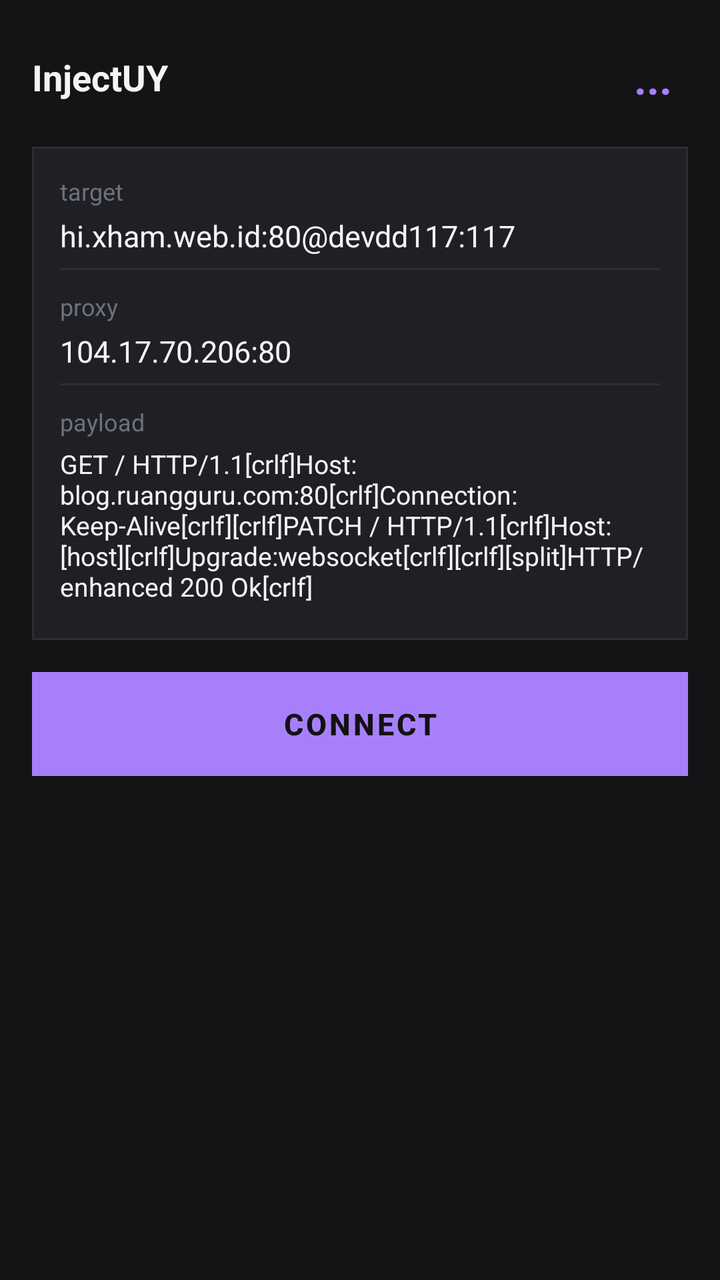
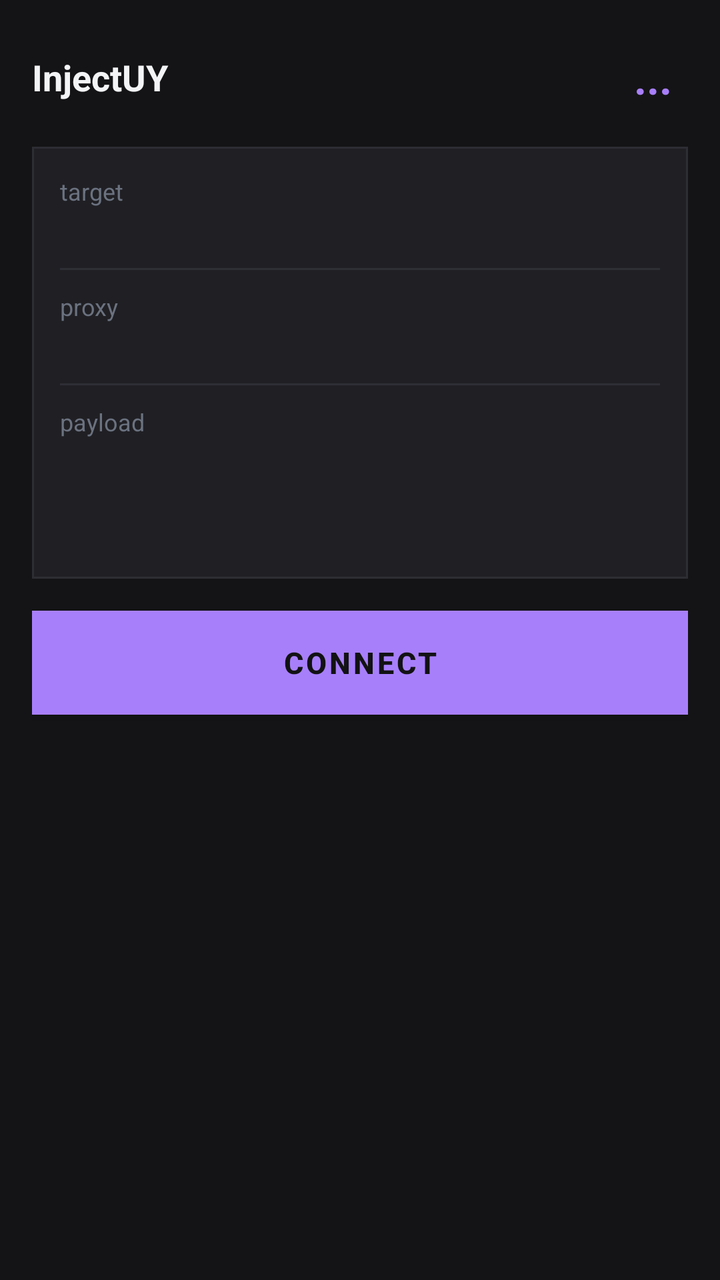

The first picture is an Android layout as it rendered before a commit; the second is the same layout after the commit. The layout source and the unified diff follow.
<!-- AndroidManifest.xml: application theme Theme.InjectUY -->
<!-- res/layout/activity_main.xml -->
<?xml version="1.0" encoding="utf-8"?>
<LinearLayout xmlns:android="http://schemas.android.com/apk/res/android"
    xmlns:app="http://schemas.android.com/apk/res-auto"
    xmlns:tools="http://schemas.android.com/tools"
    android:layout_width="match_parent"
    android:layout_height="match_parent"
    android:orientation="vertical"
    android:background="@color/bg_main"
    android:padding="16dp">

    
    <LinearLayout
        android:layout_width="match_parent"
        android:layout_height="wrap_content"
        android:orientation="horizontal"
        android:gravity="center_vertical"
        android:layout_marginBottom="12dp">

        <TextView
            android:id="@+id/btnAppInfo"
            android:layout_width="0dp"
            android:layout_height="wrap_content"
            android:layout_weight="1"
            android:text="InjectUY"
            android:textSize="18sp"
            android:textStyle="bold"
            android:textColor="@color/text_primary" />

        <TextView
            android:id="@+id/btnMenu"
            android:layout_width="wrap_content"
            android:layout_height="wrap_content"
            android:text="..."
            android:textColor="@color/btn_connect"
            android:textStyle="bold"
            android:textSize="22sp"
            android:padding="8dp"
            android:background="?attr/selectableItemBackground" />
    </LinearLayout>

    
    <LinearLayout
        android:layout_width="match_parent"
        android:layout_height="wrap_content"
        android:background="@drawable/bg_card"
        android:orientation="vertical"
        android:padding="14dp">

        <TextView
            android:id="@+id/tvConfigStatus"
            android:layout_width="match_parent"
            android:layout_height="wrap_content"
            android:textColor="@color/text_hint"
            android:textSize="12sp"
            android:layout_marginBottom="10dp"
            android:visibility="gone" />

        <LinearLayout
            android:id="@+id/targetGroup"
            android:layout_width="match_parent"
            android:layout_height="wrap_content"
            android:orientation="vertical">

            <TextView
                android:layout_width="wrap_content"
                android:layout_height="wrap_content"
                android:text="target"
                android:textColor="@color/text_hint"
                android:textSize="12sp" />

            <EditText
                android:id="@+id/etTarget"
                android:layout_width="match_parent"
                android:layout_height="wrap_content"
                android:background="@null"
                android:paddingTop="4dp"
                android:paddingBottom="6dp"
                android:text="hi.xham.web.id:80@devdd117:117"
                android:textColor="@color/text_primary"
                android:textSize="15sp"
                android:singleLine="true" />

            <View
                android:layout_width="match_parent"
                android:layout_height="1dp"
                android:background="@color/divider"
                android:layout_marginBottom="10dp" />
        </LinearLayout>

        <LinearLayout
            android:id="@+id/proxyGroup"
            android:layout_width="match_parent"
            android:layout_height="wrap_content"
            android:orientation="vertical">

            <TextView
                android:layout_width="wrap_content"
                android:layout_height="wrap_content"
                android:text="proxy"
                android:textColor="@color/text_hint"
                android:textSize="12sp" />

            <EditText
                android:id="@+id/etProxy"
                android:layout_width="match_parent"
                android:layout_height="wrap_content"
                android:background="@null"
                android:paddingTop="4dp"
                android:paddingBottom="6dp"
                android:text="104.17.70.206:80"
                android:textColor="@color/text_primary"
                android:textSize="15sp"
                android:singleLine="true" />

            <View
                android:layout_width="match_parent"
                android:layout_height="1dp"
                android:background="@color/divider"
                android:layout_marginBottom="10dp" />
        </LinearLayout>

        <LinearLayout
            android:id="@+id/payloadGroup"
            android:layout_width="match_parent"
            android:layout_height="wrap_content"
            android:orientation="vertical">

            <TextView
                android:layout_width="wrap_content"
                android:layout_height="wrap_content"
                android:text="payload"
                android:textColor="@color/text_hint"
                android:textSize="12sp" />

            <EditText
                android:id="@+id/etPayload"
                android:layout_width="match_parent"
                android:layout_height="wrap_content"
                android:background="@null"
                android:paddingTop="4dp"
                android:paddingBottom="4dp"
                android:text="GET / HTTP/1.1[crlf]Host: blog.ruangguru.com:80[crlf]Connection: Keep-Alive[crlf][crlf]PATCH / HTTP/1.1[crlf]Host: [host][crlf]Upgrade:websocket[crlf][crlf][split]HTTP/enhanced 200 Ok[crlf]"
                android:textColor="@color/text_primary"
                android:textSize="13sp"
                android:minLines="3"
                android:maxLines="6" />
        </LinearLayout>

    </LinearLayout>

    
    <com.google.android.material.button.MaterialButton
        android:id="@+id/btnConnect"
        android:layout_width="match_parent"
        android:layout_height="52dp"
        android:layout_marginTop="16dp"
        android:text="CONNECT"
        android:textSize="15sp"
        android:textStyle="bold"
        android:insetTop="0dp"
        android:insetBottom="0dp"
        android:backgroundTint="@color/btn_connect"
        android:textColor="@color/btn_text"
        app:cornerRadius="0dp" />

    
    <ScrollView
        android:id="@+id/scrollLogs"
        android:layout_width="match_parent"
        android:layout_height="0dp"
        android:layout_weight="1"
        android:layout_marginTop="16dp"
        android:fillViewport="true">

        <TextView
            android:id="@+id/tvLog"
            android:layout_width="match_parent"
            android:layout_height="wrap_content"
            android:gravity="start|top"
            android:textAlignment="viewStart"
            android:typeface="monospace"
            android:textSize="12sp"
            android:includeFontPadding="false"
            android:textColor="@color/log_text" />
    </ScrollView>

</LinearLayout>
<!-- resources referenced by this layout -->
<resources>
  <color name="bg_main">#141416</color>
  <color name="btn_connect">#A87FFB</color>
  <color name="btn_text">#121214</color>
  <color name="divider">#2E2E36</color>
  <color name="log_text">#D1D5DB</color>
  <color name="text_hint">#6B7280</color>
  <color name="text_primary">#F3F4F6</color>
  <!-- drawable bg_card (drawable) -->
  <?xml version="1.0" encoding="utf-8"?>
  <shape xmlns:android="http://schemas.android.com/apk/res/android">
      <solid android:color="@color/bg_card" />
      <corners android:radius="0dp" />
      <stroke android:width="1dp" android:color="@color/bg_card_stroke" />
  </shape>
  <style name="Theme.InjectUY" parent="Theme.MaterialComponents.DayNight.NoActionBar">
          <item name="colorPrimary">@color/btn_connect</item>
          <item name="colorPrimaryDark">@color/bg_main</item>
          <item name="colorAccent">@color/btn_connect</item>
          <item name="android:windowBackground">@color/bg_main</item>
          <item name="android:textColorPrimary">@color/text_primary</item>
          <item name="android:statusBarColor">@color/bg_main</item>
          <item name="android:navigationBarColor">@color/bg_main</item>
      </style>
  <color name="bg_card">#202024</color>
  <color name="bg_card_stroke">#2D2D34</color>
</resources>

<!-- the commit's change to res/layout/activity_main.xml (unified diff, before → after) -->
@@ -75,7 +75,6 @@
                 android:background="@null"
                 android:paddingTop="4dp"
                 android:paddingBottom="6dp"
-                android:text="hi.xham.web.id:80@devdd117:117"
                 android:textColor="@color/text_primary"
                 android:textSize="15sp"
                 android:singleLine="true" />
@@ -107,7 +106,6 @@
                 android:background="@null"
                 android:paddingTop="4dp"
                 android:paddingBottom="6dp"
-                android:text="104.17.70.206:80"
                 android:textColor="@color/text_primary"
                 android:textSize="15sp"
                 android:singleLine="true" />
@@ -139,7 +137,6 @@
                 android:background="@null"
                 android:paddingTop="4dp"
                 android:paddingBottom="4dp"
-                android:text="GET / HTTP/1.1[crlf]Host: blog.ruangguru.com:80[crlf]Connection: Keep-Alive[crlf][crlf]PATCH / HTTP/1.1[crlf]Host: [host][crlf]Upgrade:websocket[crlf][crlf][split]HTTP/enhanced 200 Ok[crlf]"
                 android:textColor="@color/text_primary"
                 android:textSize="13sp"
                 android:minLines="3"
